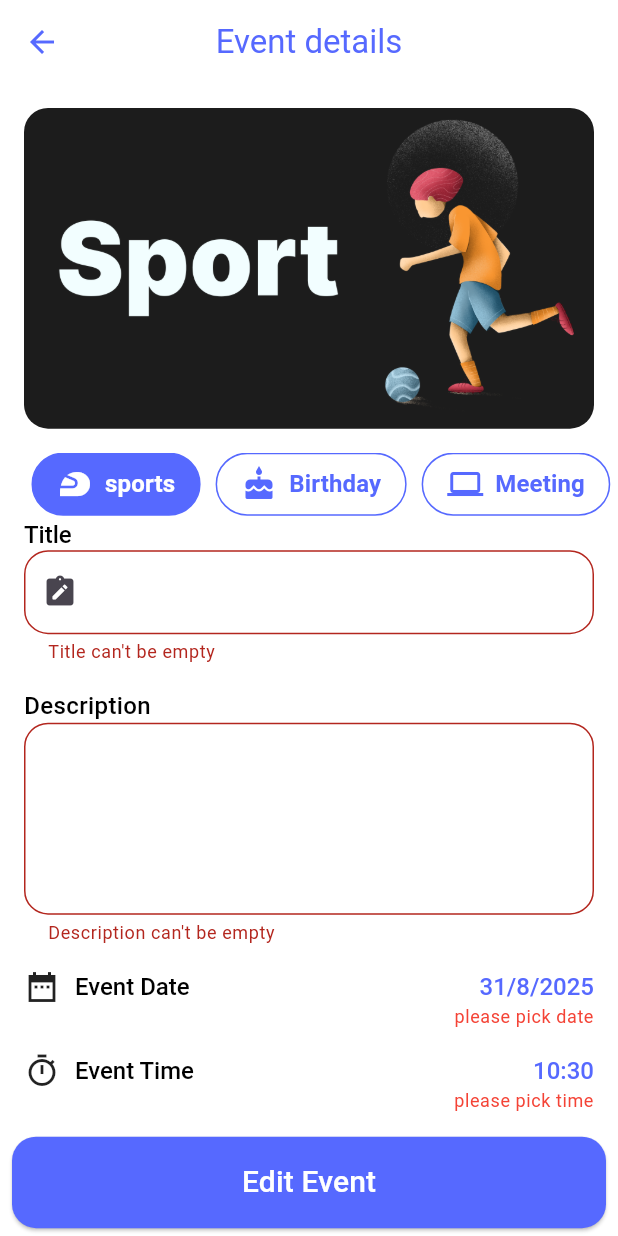
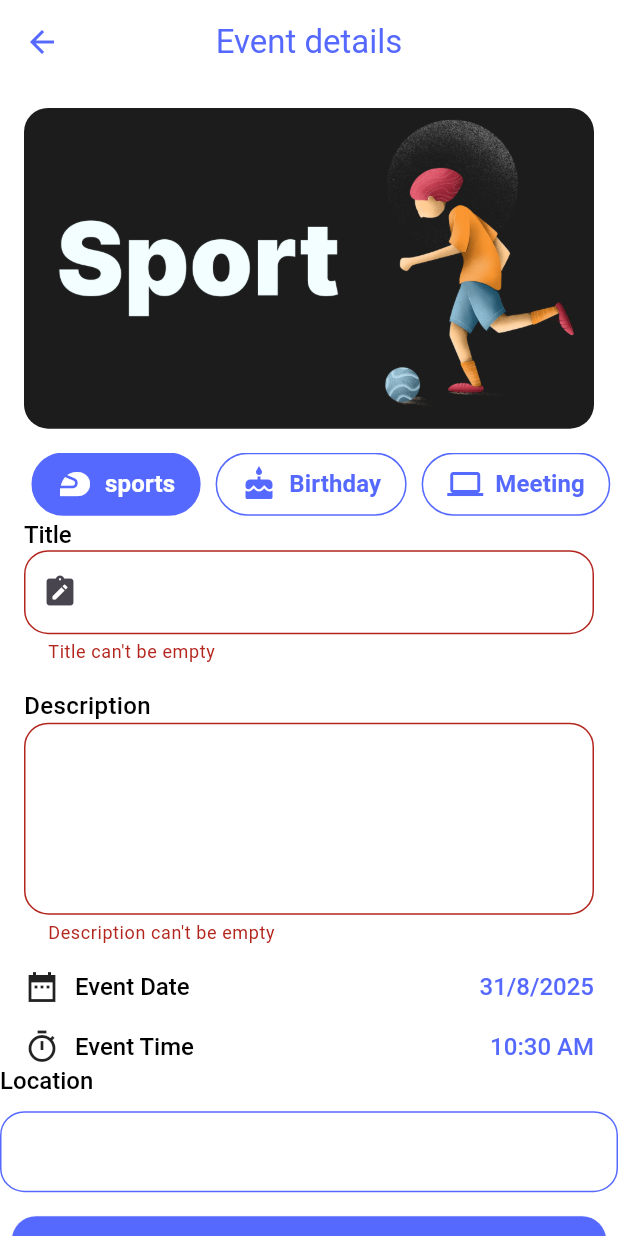
Before and after one commit to belalellathy/Evently, a Flutter app: the Editeventscreen screen opened directly with empty values, after a tap on "Edit Event", on a phone screen of 412 x 824 dp. Run offline on Flutter 3.47's test engine with Material 3 defaults, Android fonts, the phone set to English and light mode, and no system bars; our stand-ins replace cloud_firestore, firebase_auth, firebase_core, flutter_svg, geocoding, google_maps_flutter and 2 more; accounts and stored records are empty.

Commit message:
EditLocationFeature

```diff
--- a/lib/EventLocation.dart
+++ b/lib/EventLocation.dart
@@ -19,6 +19,7 @@ class Eventlocation extends StatelessWidget {
             child: GoogleMap(
               onTap: (LatLng location){
                 settingsProvider.changeeventlocation(location);
+
                 Navigator.pop(context);
               },
               initialCameraPosition: settingsProvider.initialCameraPosition,
--- a/lib/editeventscreen.dart
+++ b/lib/editeventscreen.dart
@@ -1,8 +1,10 @@
 
+import 'package:evently/EventLocation.dart';
 import 'package:evently/apptheme.dart';
 import 'package:evently/firebase_service.dart';
 import 'package:evently/models/categories.dart';
 import 'package:evently/models/event.dart';
+import 'package:evently/providers/settings_provide.dart';
 import 'package:evently/providers/user_provider.dart';
 import 'package:evently/tabs/tab_item.dart';
 import 'package:flutter/material.dart';
@@ -30,10 +32,19 @@ class _EditeventscreenState extends State<Editeventscreen> {
   String?_errorText_time;
   String?_errorText_descriptionn;
   late String eventid;
+  String locationname="";
   @override
   Widget build(BuildContext context) {
+     SettingsProvide settingsProvider=Provider.of<SettingsProvide>(context);
+
       TextTheme textTheme= Theme.of(context).textTheme;
       Event event= ModalRoute.of(context)!.settings.arguments as Event;
+      _title.text=event.title;
+      _description.text=event.description;
+      selecteddate=event.date;
+      selectedtime=TimeOfDay(hour: event.date.hour, minute: event.date.minute);
+      locationname=event.location;
+
       eventid=event.id;
     return SafeArea(
       child: Scaffold(
@@ -90,7 +101,7 @@ class _EditeventscreenState extends State<Editeventscreen> {
                   padding: const EdgeInsets.symmetric(horizontal: 16),
                   child: TextFormField(
                     controller: _title,
-                    style: const TextStyle(color: Colors.white),
+                    style: TextStyle(color:settingsProvider.isDark?Apptheme.white : Apptheme.black ),
                     decoration: InputDecoration(
                       hintText: event.title,
                       errorText: _errorText_title,
@@ -199,8 +210,43 @@ class _EditeventscreenState extends State<Editeventscreen> {
                     Padding(padding: const EdgeInsets.symmetric(horizontal: 16),
                     child: _errorText_time!=null?Text("$_errorText_time",style: textTheme.bodySmall?.copyWith(color:Colors.red),
                     textAlign: TextAlign.right,):null,)
+
                   ],
                 ),
+                 Text("Location",
+                style: textTheme.headlineMedium?.copyWith(color:settingsProvider.isDark?Apptheme.white :Apptheme.black),
+
+
+                ),
+
+
+
+                const SizedBox(height: 10,),
+                 InkWell(
+                      onTap: () {
+
+
+                        Navigator.push(context, MaterialPageRoute(builder: (context) => const Eventlocation()));
+
+                        // Handle location selection
+                      },
+                      child: Container(
+                        width: double.infinity,
+                       padding: const EdgeInsets.symmetric(vertical: 16),
+                        decoration: BoxDecoration(
+                          color: settingsProvider.isDark?Apptheme.primarydark : Apptheme.white,
+                          borderRadius: BorderRadius.circular(16),
+                          border: Border.all(color: Apptheme.blue)
+                        ),
+
+                        child:
+                        Center(
+                          child: settingsProvider.eventlocationname!=null?
+                          Text(settingsProvider.eventlocationname!, style: textTheme.headlineMedium?.copyWith(color: settingsProvider.isDark ? Apptheme.white : Apptheme.black)) :
+                          Text(locationname, style: textTheme.headlineMedium?.copyWith(color: settingsProvider.isDark ? Apptheme.white : Apptheme.black)))
+
+                      )
+                    ),
                 const SizedBox(height: 16,),
                 Padding(
                   padding: const EdgeInsets.symmetric(horizontal: 8.0),
@@ -241,6 +287,7 @@ class _EditeventscreenState extends State<Editeventscreen> {
     );
   }
   void _validatteinput(){
+      SettingsProvide settingsProvider=Provider.of<SettingsProvide>(context,listen: false);
     setState(() {
       _errorText_descriptionn=_description.text.isEmpty?"Description can't be empty":null;
       _errorText_title=_title.text.isEmpty?"Title can't be empty":null;
@@ -250,6 +297,7 @@ class _EditeventscreenState extends State<Editeventscreen> {
     if(selecteddate!=null&&selectedtime!=null&&_errorText_title==null&&_errorText_descriptionn==null){
       DateTime dateTime=DateTime(selecteddate!.year,selecteddate!.month,selecteddate!.day,selectedtime!.hour,selectedtime!.minute);
       Event newevent=Event(
+        location: settingsProvider.eventlocationname!=null? settingsProvider.eventlocationname! : locationname,
          userid: Provider.of<UserProvider>(context,listen: false).currentuser!.id,
         id:eventid, title: _title.text,category: Category.categories[currentindex],date: dateTime,description: _description.text);
       FirebaseService.overwriteEvent(newevent).then((_) {
--- a/lib/main.dart
+++ b/lib/main.dart
@@ -10,7 +10,6 @@ import 'package:evently/providers/event_provider.dart';
 import 'package:evently/providers/settings_provide.dart';
 import 'package:evently/providers/user_provider.dart';
 import 'package:evently/splash.dart';
-import 'package:firebase_auth/firebase_auth.dart';
 import 'package:firebase_core/firebase_core.dart';
 import 'package:flutter/material.dart';
 import 'package:provider/provider.dart';
--- a/lib/models/event.dart
+++ b/lib/models/event.dart
@@ -10,6 +10,7 @@ class Event {
   String title;
   String description;
   DateTime date;
+  String location;
 
   Category category;
   Event({
@@ -18,14 +19,17 @@ class Event {
   required this.title,
   required this.description,
   required this.date,
-  required this.category});
+  required this.category,
+  required this.location
+});
   Event.forJson(Map <String,dynamic> Json):this(
     id:Json["id"] ,
     userid:Json["uid"] ,
     title:Json["title"] ,
     description:Json["description"] ,
     date:(Json["date"]as Timestamp).toDate() ,
-    category:Category.categories.firstWhere((Category)=>Category.id==Json["categoryID"])
+    category:Category.categories.firstWhere((Category)=>Category.id==Json["categoryID"]),
+    location:Json["location"],
     );
   Map <String,dynamic> toJson()=>{
   "id": id,
@@ -34,6 +38,7 @@ class Event {
   "description":description,
   "categoryID":category.id,
   "date":Timestamp.fromDate(date),
+  "location":location
 };
 
 
--- a/lib/providers/settings_provide.dart
+++ b/lib/providers/settings_provide.dart
@@ -1,6 +1,3 @@
-import 'dart:ffi';
-
-import 'package:evently/models/event.dart';
 import 'package:flutter/material.dart';
 import 'package:google_maps_flutter/google_maps_flutter.dart';
 import 'package:location/location.dart';
@@ -113,17 +110,17 @@ Future<void>getlocationname()async{
   Future<void> changeeventlocation(LatLng location)async{
     eventlocation=location;
     List<geocoding.Placemark> placemarks = await geocoding.placemarkFromCoordinates(
-      locationData.latitude ?? 0,
-      locationData.longitude ?? 0,
+      location.latitude,
+      location.longitude
     );
     if (placemarks.isNotEmpty) {
       geocoding.Placemark place = placemarks.first;
-      eventlocationname = place.subAdministrativeArea ?? '';
+      eventlocationname = (place.name??'')+ " " + (place.subAdministrativeArea ?? '');
+      print(place.name);
 
     }
     notifyListeners();
-
-    }
+  }
 
   CameraPosition get initialCameraPosition {
     return CameraPosition(
--- a/lib/tabs/home/home_header.dart
+++ b/lib/tabs/home/home_header.dart
@@ -4,7 +4,6 @@ import 'package:evently/providers/event_provider.dart';
 import 'package:evently/providers/settings_provide.dart';
 import 'package:evently/providers/user_provider.dart';
 import 'package:evently/tabs/tab_item.dart';
-import 'package:firebase_auth/firebase_auth.dart';
 import 'package:flutter/material.dart';
 import 'package:provider/provider.dart';
 import 'package:evently/l10n/app_localizations.dart';
--- a/lib/tabs/home/item_card.dart
+++ b/lib/tabs/home/item_card.dart
@@ -22,6 +22,7 @@ class _ItemCardState extends State<ItemCard> {
   Widget build(BuildContext context) {
     bool isfav=Provider.of<UserProvider>(context).checkIseventfav(widget.event.id);
     SettingsProvide settingsProvider=Provider.of<SettingsProvide>(context);
+
 
     return InkWell(
       onTap: (){
--- a/lib/tabs/love/love.dart
+++ b/lib/tabs/love/love.dart
@@ -33,6 +33,7 @@ class _LoveState extends State<Love> {
     eventProvider.addtofav(favid);
     return Column(
       children: [
+        SizedBox(height: 10,),
         TextField(
           style: TextStyle(color: settingsProvider.isDark ? Colors.white : Colors.black),
           decoration: InputDecoration(
--- a/lib/tabs/profile/profile.dart
+++ b/lib/tabs/profile/profile.dart
@@ -43,7 +43,7 @@ class Profile extends StatelessWidget {
               ),
               Align(
                 alignment: Alignment.center,
-                child: Text(Provider.of<UserProvider>(context,listen: false).currentuser!.name,style: textTheme.headlineLarge?.copyWith(color: Apptheme.white),))
+                child: Text(Provider.of<UserProvider>(context,listen: false).currentuser?.name??"",style: textTheme.headlineLarge?.copyWith(color: Apptheme.white),))
               ]
               )
         ),
@@ -106,9 +106,11 @@ class Profile extends StatelessWidget {
 
                     width: double.infinity,
                     child: ElevatedButton(onPressed: (){
+                       Navigator.of(context).pushReplacementNamed("Home");
                       FirebaseService.logout();
+
                       Provider.of<UserProvider>(context,listen: false).UpdateCurrentUser(null);
-                      Navigator.of(context).pushReplacementNamed("Home");
+
                     },
 
                     style: ElevatedButton.styleFrom(
--- a/pubspec.yaml
+++ b/pubspec.yaml
@@ -48,6 +48,7 @@ dependencies:
   location: ^8.0.1
   google_maps_flutter: ^2.12.3
   geocoding: ^4.0.0
+  url_launcher: ^6.3.2
 
 dev_dependencies:
   flutter_test:
```
Also changed, not shown: lib/create_event.dart (+16 -5 lines), lib/eventdetails.dart (+44 -1 lines), lib/firebase_service.dart (+13 -3 lines), lib/providers/event_provider.dart (+7 -1 lines), lib/tabs/home/home.dart (+10 -4 lines), pubspec.lock, 7 other files.
